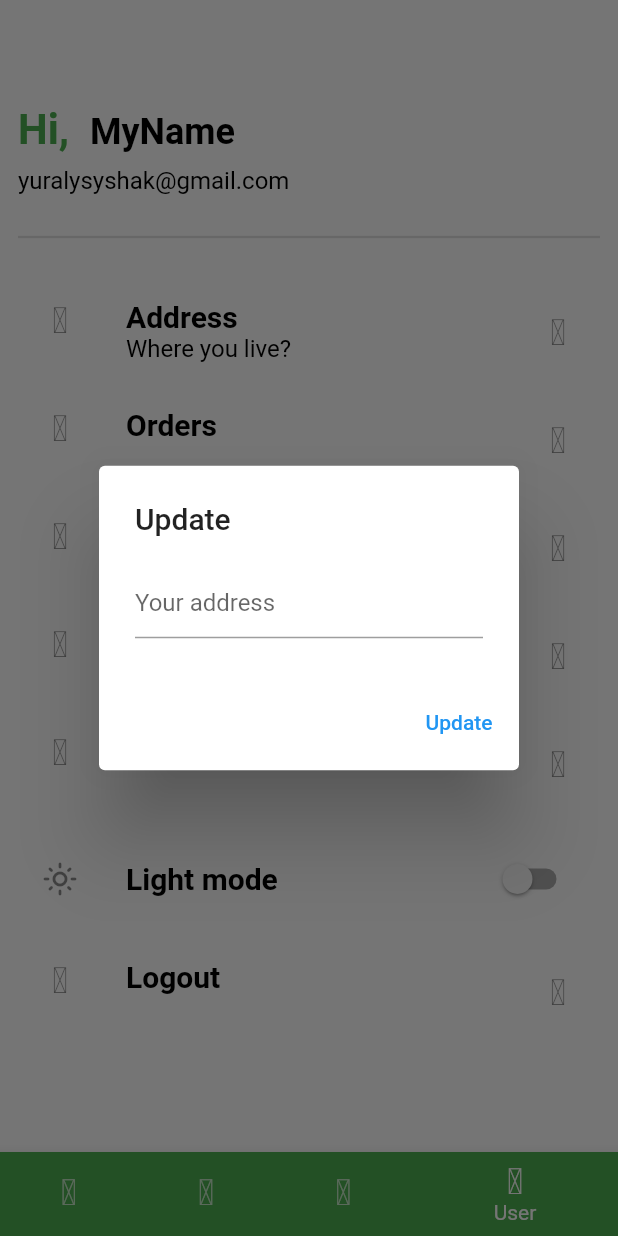
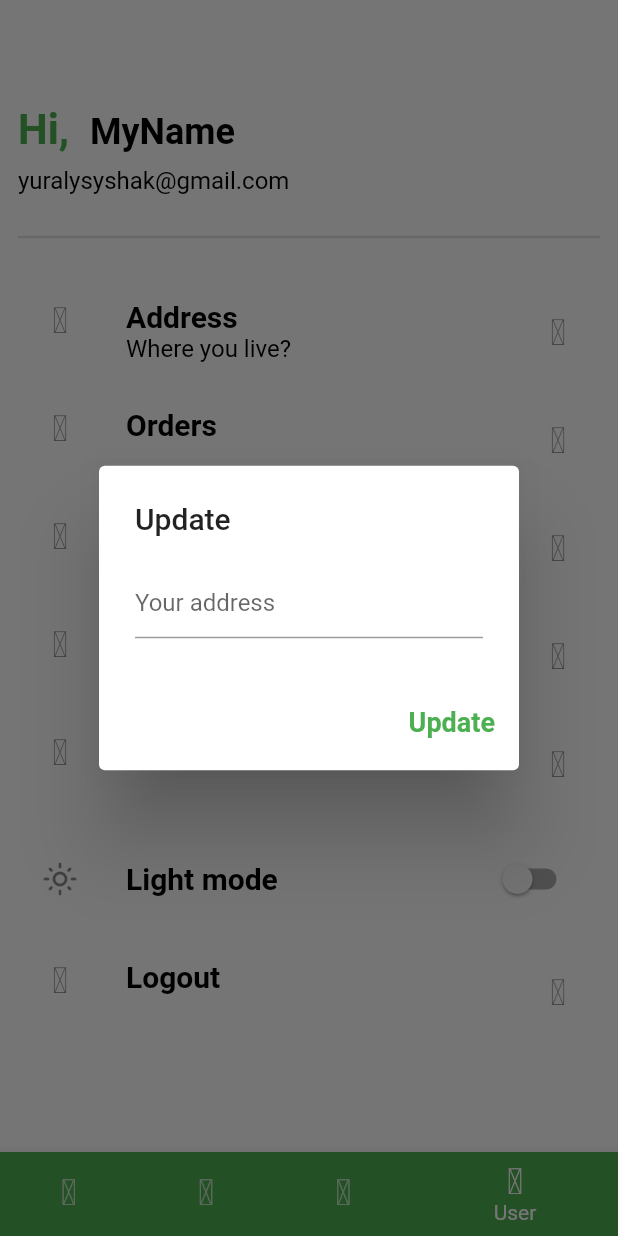
Before and after one commit to lysyshaky/growy, a Flutter app: the screen it shows after launch, item 4 of the bottom bar chosen, after a tap on "Address", on a phone screen of 412 x 824 dp. Run offline on Flutter 3.47's test engine with Material 2 defaults, Android fonts, the phone set to English and light mode, and no system bars; our stand-ins replace iconly; missing offline and left inert: dart:ffi.

Commit message:
Categories Screen

```diff
--- a/lib/screens/btm_bard.dart
+++ b/lib/screens/btm_bard.dart
@@ -18,12 +18,12 @@ class BottomBarScreen extends StatefulWidget {
 }
 
 class _BottomBarScreenState extends State<BottomBarScreen> {
-  int _selectedIndex = 0;
+  int _selectedIndex = 1;
   final List<Map<String, dynamic>> _pages = [
-    {'page': const HomeScreen(), 'title': 'Home Screen'},
-    {'page': const CategoriesScreen(), 'title': 'Categories Screen'},
-    {'page': const CartScreen(), 'title': 'Cart Screen'},
-    {'page': const UserScreen(), 'title': 'User Screen'},
+    {'page': const HomeScreen(), 'title': 'Home'},
+    {'page': CategoriesScreen(), 'title': 'Categories'},
+    {'page': const CartScreen(), 'title': 'Cart'},
+    {'page': const UserScreen(), 'title': ''},
   ];
 
   void _selectedPage(int index) {
@@ -43,8 +43,9 @@ class _BottomBarScreenState extends State<BottomBarScreen> {
       //   title: Text(
       //     _pages[_selectedIndex]['title'],
       //     style: TextStyle(
-      //       color: _isDark ? Colors.green : Colors.white,
-      //     ),
+      //         color: _isDark ? Colors.green : Colors.white,
+      //         fontSize: 24,
+      //         fontWeight: FontWeight.bold),
       //   ),
       // ),
       body: _pages[_selectedIndex]['page'],
--- a/lib/screens/cart_screen.dart
+++ b/lib/screens/cart_screen.dart
@@ -7,7 +7,7 @@ class CartScreen extends StatelessWidget {
 
   @override
   Widget build(BuildContext context) {
-    return Scaffold(
+    return const Scaffold(
       body: Center(child: Text('Cart Screen')),
     );
   }
--- a/lib/screens/categories_screen.dart
+++ b/lib/screens/categories_screen.dart
@@ -1,14 +1,84 @@
 import 'package:flutter/material.dart';
 import 'package:flutter/src/foundation/key.dart';
 import 'package:flutter/src/widgets/framework.dart';
+import 'package:growy/services/utils.dart';
+import 'package:growy/widgets/text_widget.dart';
+import 'package:provider/provider.dart';
+
+import '../provider/dart_theme_provider.dart';
+import '../widgets/categories_widget.dart';
 
 class CategoriesScreen extends StatelessWidget {
-  const CategoriesScreen({Key? key}) : super(key: key);
+  CategoriesScreen({Key? key}) : super(key: key);
 
+  List<Color> gridColor = [
+    const Color(0xff53b175),
+    const Color(0xffF8A44c),
+    const Color(0xffF7a593),
+    const Color(0xffD3B0E0),
+    const Color(0xffFDE598),
+    const Color(0xffB7DFF5),
+  ];
+  List<Map<String, dynamic>> catInfo = [
+    {
+      'imgPath': '/Users/yuralysyshak/growy/assets/images/cat/fruits.png',
+      'catText': 'Fruits',
+    },
+    {
+      'imgPath': '/Users/yuralysyshak/growy/assets/images/cat/veg.png',
+      'catText': 'Vegetables',
+    },
+    {
+      'imgPath': '/Users/yuralysyshak/growy/assets/images/cat/Spinach.png',
+      'catText': 'Herbs',
+    },
+    {
+      'imgPath': '/Users/yuralysyshak/growy/assets/images/cat/nuts.png',
+      'catText': 'Nuts',
+    },
+    {
+      'imgPath': '/Users/yuralysyshak/growy/assets/images/cat/spices.png',
+      'catText': 'Spices',
+    },
+    {
+      'imgPath': '/Users/yuralysyshak/growy/assets/images/cat/grains.png',
+      'catText': 'Grains',
+    },
+  ];
   @override
   Widget build(BuildContext context) {
+    final themeState = Provider.of<DarkThemeProvider>(context);
+    bool _isDark = themeState.getDarkTheme;
+    final utils = Utils(context);
+    Color color = utils.color;
+
     return Scaffold(
-      body: Center(child: Text('Caregories Screen')),
+      appBar: AppBar(
+        elevation: 0,
+        backgroundColor: _isDark ? Colors.black12 : Colors.green,
+        title: TextWidget(
+          text: 'Categories',
+          color: color,
+          textSize: 24,
+          isTitle: true,
+        ),
+      ),
+      body: Padding(
+        padding: const EdgeInsets.symmetric(horizontal: 24, vertical: 24),
+        child: GridView.count(
+          crossAxisCount: 2,
+          childAspectRatio: 240 / 250,
+          crossAxisSpacing: 24, //Vertical spacing
+          mainAxisSpacing: 24, //Horizotanl spacing
+          children: List.generate(6, (index) {
+            return CategoriesWidget(
+              catText: catInfo[index]['catText'],
+              imgPath: catInfo[index]['imgPath'],
+              passedColor: gridColor[index],
+            );
+          }),
+        ),
+      ),
     );
   }
 }
--- a/lib/screens/user_screen.dart
+++ b/lib/screens/user_screen.dart
@@ -189,18 +189,26 @@ class _UserScreenState extends State<UserScreen> {
         context: context,
         builder: (context) {
           return AlertDialog(
-            title: const Text('Update'),
+            title: const Text(
+              'Update',
+            ),
             content: TextField(
               // onChanged: ((value) {
               //   _addressTextConroller.text;
               // }),
+              cursorColor: Colors.green,
               controller: _addressTextConroller,
               decoration: const InputDecoration(hintText: 'Your address'),
             ),
             actions: [
               TextButton(
                 onPressed: () {},
-                child: const Text('Update'),
+                child: TextWidget(
+                  color: Colors.green,
+                  text: 'Update',
+                  textSize: 18,
+                  isTitle: true,
+                ),
               )
             ],
           );
--- /dev/null
+++ b/lib/widgets/categories_widget.dart
@@ -0,0 +1,56 @@
+import 'package:flutter/material.dart';
+import 'package:flutter/src/foundation/key.dart';
+import 'package:flutter/src/widgets/framework.dart';
+import 'package:growy/provider/dart_theme_provider.dart';
+import 'package:growy/widgets/text_widget.dart';
+import 'package:provider/provider.dart';
+
+class CategoriesWidget extends StatelessWidget {
+  const CategoriesWidget(
+      {Key? key,
+      required this.catText,
+      required this.imgPath,
+      required this.passedColor})
+      : super(key: key);
+
+  final String catText, imgPath;
+  final Color passedColor;
+
+  @override
+  Widget build(BuildContext context) {
+    double _screenWidht = MediaQuery.of(context).size.width;
+    final themeState = Provider.of<DarkThemeProvider>(context);
+    final Color color = themeState.getDarkTheme ? Colors.white : Colors.black;
+
+    return InkWell(
+      onTap: () {
+        print('Category passed');
+      },
+      child: Container(
+        height: _screenWidht * 0.6,
+        decoration: BoxDecoration(
+            color: passedColor.withOpacity(0.1),
+            borderRadius: BorderRadius.circular(10),
+            border: Border.all(color: Colors.red.withOpacity(0.7), width: 2)),
+        child: Column(
+          children: [
+            Container(
+              height: _screenWidht * 0.3,
+              width: _screenWidht * 0.3,
+              decoration: BoxDecoration(
+                image: DecorationImage(
+                    image: AssetImage(imgPath), fit: BoxFit.fill),
+              ),
+            ),
+            TextWidget(
+              text: catText,
+              color: color,
+              textSize: 20,
+              isTitle: true,
+            )
+          ],
+        ),
+      ),
+    );
+  }
+}
--- a/pubspec.yaml
+++ b/pubspec.yaml
@@ -35,6 +35,10 @@ flutter:
 
   assets:
     - assets/images/
+    - assets/images/cat
+    - assets/images/landing
+    - assets/images/offres
+
 
 
   # An image asset can refer to one or more resolution-specific "variants", see
```
Also changed, not shown: lib/services/utils.dart (added, +10 -0 lines).
